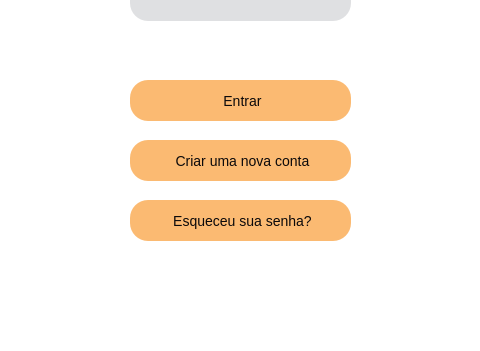
eliezermoraesss/eureka_app_pyqt5_project_v2, file src/qt/ui/login_screen.ui: the form before one commit; both pictures show x 221 to 701 and y 249 to 600 of the 800 by 600 pixel window.
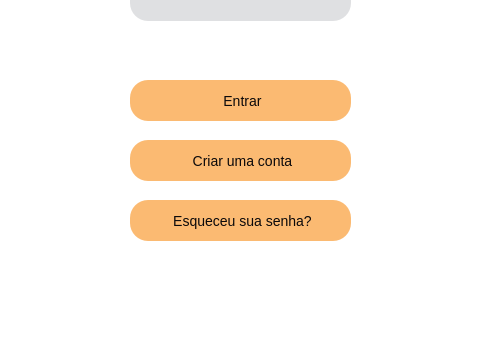
The form after the commit. Icons and pictures are not drawn.

Diff of the .ui file:
```diff
--- a/src/qt/ui/login_screen.ui
+++ b/src/qt/ui/login_screen.ui
@@ -13,6 +13,11 @@
     <height>600</height>
    </rect>
   </property>
+  <property name="font">
+   <font>
+    <family>Segoe UI</family>
+   </font>
+  </property>
   <property name="windowTitle">
    <string>MainWindow</string>
   </property>
@@ -263,6 +268,7 @@
      </property>
      <property name="font">
       <font>
+       <family>Segoe UI</family>
        <pointsize>-1</pointsize>
       </font>
      </property>
@@ -273,7 +279,7 @@
 }</string>
      </property>
      <property name="text">
-      <string> Criar uma nova conta</string>
+      <string> Criar uma conta</string>
      </property>
      <property name="icon">
       <iconset resource="../static/resource.qrc">
```
Left out of the diff: 5 changed lines with no effect on the pictures.
